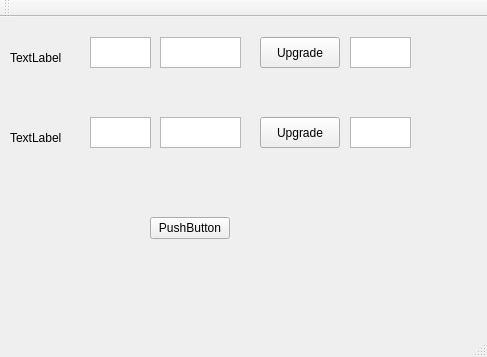
Above: client/mainwindow.ui from miepsik/Village before the change. Below: the same form after it.
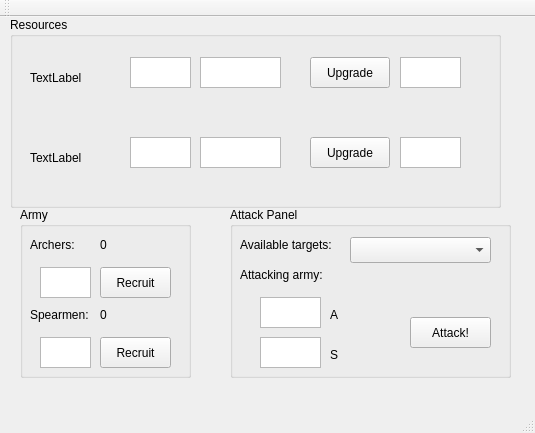
That is the form after the change.

Commit message: sent messages for initialisation, upgrade, attack and recruitment added

```diff
--- a/client/mainwindow.ui
+++ b/client/mainwindow.ui
@@ -6,156 +6,384 @@
    <rect>
     <x>0</x>
     <y>0</y>
-    <width>487</width>
-    <height>357</height>
+    <width>535</width>
+    <height>433</height>
    </rect>
   </property>
   <property name="windowTitle">
    <string>MainWindow</string>
   </property>
   <widget class="QWidget" name="centralWidget">
-   <widget class="QTextEdit" name="woodSpeed">
+   <widget class="QGroupBox" name="resourcesBox">
     <property name="geometry">
      <rect>
-      <x>90</x>
-      <y>20</y>
-      <width>61</width>
-      <height>31</height>
-     </rect>
-    </property>
-    <property name="readOnly">
-     <bool>true</bool>
-    </property>
-   </widget>
-   <widget class="QPushButton" name="pushButton">
-    <property name="geometry">
-     <rect>
-      <x>150</x>
-      <y>200</y>
-      <width>80</width>
-      <height>22</height>
-     </rect>
-    </property>
-    <property name="text">
-     <string>PushButton</string>
-    </property>
-   </widget>
-   <widget class="QLabel" name="woodIcon">
-    <property name="geometry">
-     <rect>
       <x>10</x>
-      <y>10</y>
-      <width>61</width>
-      <height>61</height>
+      <y>0</y>
+      <width>491</width>
+      <height>191</height>
      </rect>
     </property>
-    <property name="text">
-     <string>TextLabel</string>
+    <property name="title">
+     <string>Resources</string>
     </property>
-   </widget>
-   <widget class="QLabel" name="foodIcon">
-    <property name="geometry">
-     <rect>
-      <x>10</x>
-      <y>90</y>
-      <width>61</width>
-      <height>61</height>
-     </rect>
-    </property>
-    <property name="text">
-     <string>TextLabel</string>
-    </property>
-   </widget>
-   <widget class="QTextEdit" name="foodSpeed">
-    <property name="geometry">
-     <rect>
-      <x>90</x>
-      <y>100</y>
-      <width>61</width>
-      <height>31</height>
-     </rect>
-    </property>
-    <property name="readOnly">
+    <property name="flat">
      <bool>true</bool>
     </property>
+    <widget class="QPushButton" name="foodUpgrade">
+     <property name="geometry">
+      <rect>
+       <x>300</x>
+       <y>120</y>
+       <width>80</width>
+       <height>31</height>
+      </rect>
+     </property>
+     <property name="text">
+      <string>Upgrade</string>
+     </property>
+    </widget>
+    <widget class="QPushButton" name="woodUpgrade">
+     <property name="geometry">
+      <rect>
+       <x>300</x>
+       <y>40</y>
+       <width>80</width>
+       <height>31</height>
+      </rect>
+     </property>
+     <property name="text">
+      <string>Upgrade</string>
+     </property>
+    </widget>
+    <widget class="QTextEdit" name="woodCost">
+     <property name="geometry">
+      <rect>
+       <x>390</x>
+       <y>40</y>
+       <width>61</width>
+       <height>31</height>
+      </rect>
+     </property>
+     <property name="readOnly">
+      <bool>true</bool>
+     </property>
+    </widget>
+    <widget class="QTextEdit" name="foodCost">
+     <property name="geometry">
+      <rect>
+       <x>390</x>
+       <y>120</y>
+       <width>61</width>
+       <height>31</height>
+      </rect>
+     </property>
+     <property name="readOnly">
+      <bool>true</bool>
+     </property>
+    </widget>
+    <widget class="QTextEdit" name="woodSpeed">
+     <property name="geometry">
+      <rect>
+       <x>120</x>
+       <y>40</y>
+       <width>61</width>
+       <height>31</height>
+      </rect>
+     </property>
+     <property name="readOnly">
+      <bool>true</bool>
+     </property>
+    </widget>
+    <widget class="QTextEdit" name="woodAmmount">
+     <property name="geometry">
+      <rect>
+       <x>190</x>
+       <y>40</y>
+       <width>81</width>
+       <height>31</height>
+      </rect>
+     </property>
+     <property name="readOnly">
+      <bool>true</bool>
+     </property>
+    </widget>
+    <widget class="QTextEdit" name="foodAmmount">
+     <property name="geometry">
+      <rect>
+       <x>190</x>
+       <y>120</y>
+       <width>81</width>
+       <height>31</height>
+      </rect>
+     </property>
+     <property name="readOnly">
+      <bool>true</bool>
+     </property>
+    </widget>
+    <widget class="QTextEdit" name="foodSpeed">
+     <property name="geometry">
+      <rect>
+       <x>120</x>
+       <y>120</y>
+       <width>61</width>
+       <height>31</height>
+      </rect>
+     </property>
+     <property name="readOnly">
+      <bool>true</bool>
+     </property>
+    </widget>
+    <widget class="QLabel" name="foodIcon">
+     <property name="geometry">
+      <rect>
+       <x>20</x>
+       <y>110</y>
+       <width>61</width>
+       <height>61</height>
+      </rect>
+     </property>
+     <property name="text">
+      <string>TextLabel</string>
+     </property>
+    </widget>
+    <widget class="QLabel" name="woodIcon">
+     <property name="geometry">
+      <rect>
+       <x>20</x>
+       <y>30</y>
+       <width>61</width>
+       <height>61</height>
+      </rect>
+     </property>
+     <property name="text">
+      <string>TextLabel</string>
+     </property>
+    </widget>
    </widget>
-   <widget class="QTextEdit" name="foodAmmount">
+   <widget class="QGroupBox" name="armyBox">
     <property name="geometry">
      <rect>
-      <x>160</x>
-      <y>100</y>
-      <width>81</width>
-      <height>31</height>
+      <x>20</x>
+      <y>190</y>
+      <width>171</width>
+      <height>171</height>
      </rect>
     </property>
-    <property name="readOnly">
-     <bool>true</bool>
+    <property name="title">
+     <string>Army</string>
     </property>
+    <widget class="QTextEdit" name="aRecruiting">
+     <property name="geometry">
+      <rect>
+       <x>20</x>
+       <y>60</y>
+       <width>51</width>
+       <height>31</height>
+      </rect>
+     </property>
+    </widget>
+    <widget class="QLabel" name="archerLabel">
+     <property name="geometry">
+      <rect>
+       <x>10</x>
+       <y>30</y>
+       <width>58</width>
+       <height>16</height>
+      </rect>
+     </property>
+     <property name="text">
+      <string>Archers:</string>
+     </property>
+    </widget>
+    <widget class="QPushButton" name="archerRec">
+     <property name="geometry">
+      <rect>
+       <x>80</x>
+       <y>60</y>
+       <width>71</width>
+       <height>31</height>
+      </rect>
+     </property>
+     <property name="text">
+      <string>Recruit</string>
+     </property>
+    </widget>
+    <widget class="QLabel" name="archersNumber">
+     <property name="geometry">
+      <rect>
+       <x>80</x>
+       <y>30</y>
+       <width>58</width>
+       <height>16</height>
+      </rect>
+     </property>
+     <property name="text">
+      <string>0</string>
+     </property>
+    </widget>
+    <widget class="QLabel" name="spearmanLabel">
+     <property name="geometry">
+      <rect>
+       <x>10</x>
+       <y>100</y>
+       <width>71</width>
+       <height>16</height>
+      </rect>
+     </property>
+     <property name="text">
+      <string>Spearmen:</string>
+     </property>
+    </widget>
+    <widget class="QTextEdit" name="sRecruiting">
+     <property name="geometry">
+      <rect>
+       <x>20</x>
+       <y>130</y>
+       <width>51</width>
+       <height>31</height>
+      </rect>
+     </property>
+    </widget>
+    <widget class="QPushButton" name="spearRec">
+     <property name="geometry">
+      <rect>
+       <x>80</x>
+       <y>130</y>
+       <width>71</width>
+       <height>31</height>
+      </rect>
+     </property>
+     <property name="text">
+      <string>Recruit</string>
+     </property>
+    </widget>
+    <widget class="QLabel" name="spearmenNumber">
+     <property name="geometry">
+      <rect>
+       <x>80</x>
+       <y>100</y>
+       <width>58</width>
+       <height>16</height>
+      </rect>
+     </property>
+     <property name="text">
+      <string>0</string>
+     </property>
+    </widget>
    </widget>
-   <widget class="QTextEdit" name="woodAmmount">
+   <widget class="QGroupBox" name="groupBox">
     <property name="geometry">
      <rect>
-      <x>160</x>
-      <y>20</y>
-      <width>81</width>
-      <height>31</height>
+      <x>230</x>
+      <y>190</y>
+      <width>281</width>
+      <height>171</height>
      </rect>
     </property>
-    <property name="readOnly">
-     <bool>true</bool>
+    <property name="title">
+     <string>Attack Panel</string>
     </property>
-   </widget>
-   <widget class="QPushButton" name="woodUpgrade">
-    <property name="geometry">
-     <rect>
-      <x>260</x>
-      <y>20</y>
-      <width>80</width>
-      <height>31</height>
-     </rect>
-    </property>
-    <property name="text">
-     <string>Upgrade</string>
-    </property>
-   </widget>
-   <widget class="QPushButton" name="foodUpgrade">
-    <property name="geometry">
-     <rect>
-      <x>260</x>
-      <y>100</y>
-      <width>80</width>
-      <height>31</height>
-     </rect>
-    </property>
-    <property name="text">
-     <string>Upgrade</string>
-    </property>
-   </widget>
-   <widget class="QTextEdit" name="foodCost">
-    <property name="geometry">
-     <rect>
-      <x>350</x>
-      <y>100</y>
-      <width>61</width>
-      <height>31</height>
-     </rect>
-    </property>
-    <property name="readOnly">
-     <bool>true</bool>
-    </property>
-   </widget>
-   <widget class="QTextEdit" name="woodCost">
-    <property name="geometry">
-     <rect>
-      <x>350</x>
-      <y>20</y>
-      <width>61</width>
-      <height>31</height>
-     </rect>
-    </property>
-    <property name="readOnly">
-     <bool>true</bool>
-    </property>
+    <widget class="QPushButton" name="attackButton">
+     <property name="geometry">
+      <rect>
+       <x>180</x>
+       <y>110</y>
+       <width>81</width>
+       <height>31</height>
+      </rect>
+     </property>
+     <property name="text">
+      <string>Attack!</string>
+     </property>
+     <property name="autoDefault">
+      <bool>false</bool>
+     </property>
+    </widget>
+    <widget class="QLabel" name="targetsLabel">
+     <property name="geometry">
+      <rect>
+       <x>10</x>
+       <y>30</y>
+       <width>111</width>
+       <height>16</height>
+      </rect>
+     </property>
+     <property name="text">
+      <string>Available targets:</string>
+     </property>
+    </widget>
+    <widget class="QLabel" name="armyLabel">
+     <property name="geometry">
+      <rect>
+       <x>10</x>
+       <y>60</y>
+       <width>101</width>
+       <height>16</height>
+      </rect>
+     </property>
+     <property name="text">
+      <string>Attacking army:</string>
+     </property>
+    </widget>
+    <widget class="QComboBox" name="availableTarget">
+     <property name="geometry">
+      <rect>
+       <x>120</x>
+       <y>30</y>
+       <width>141</width>
+       <height>26</height>
+      </rect>
+     </property>
+     <property name="editable">
+      <bool>false</bool>
+     </property>
+    </widget>
+    <widget class="QPlainTextEdit" name="archerAttack">
+     <property name="geometry">
+      <rect>
+       <x>30</x>
+       <y>90</y>
+       <width>61</width>
+       <height>31</height>
+      </rect>
+     </property>
+    </widget>
+    <widget class="QPlainTextEdit" name="spearAttack">
+     <property name="geometry">
+      <rect>
+       <x>30</x>
+       <y>130</y>
+       <width>61</width>
+       <height>31</height>
+      </rect>
+     </property>
+    </widget>
+    <widget class="QLabel" name="label_3">
+     <property name="geometry">
+      <rect>
+       <x>100</x>
+       <y>100</y>
+       <width>58</width>
+       <height>16</height>
+      </rect>
+     </property>
+     <property name="text">
+      <string>A</string>
+     </property>
+    </widget>
+    <widget class="QLabel" name="label_4">
+     <property name="geometry">
+      <rect>
+       <x>100</x>
+       <y>140</y>
+       <width>58</width>
+       <height>16</height>
+      </rect>
+     </property>
+     <property name="text">
+      <string>S</string>
+     </property>
+    </widget>
    </widget>
   </widget>
   <widget class="QMenuBar" name="menuBar">
```
Left out of the diff: 4 changed lines with no effect on the pictures. The commit also changes 3 other files.
